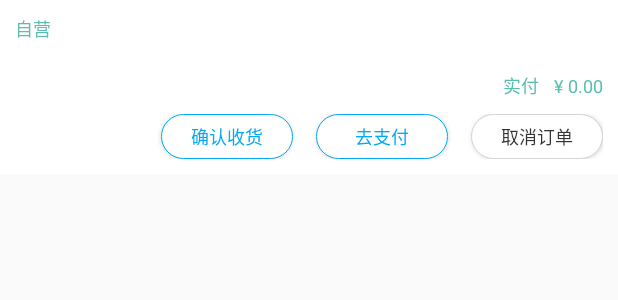
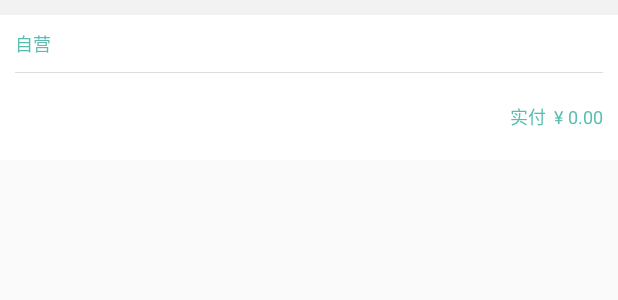
Before and after one commit to wshililei25/YiZhiPin, an Android app: the layout layout_order_item.xml on its own in the app's theme, with its tools: preview values and no code run, on a phone screen of 412 x 824 dp. Shown: the top 300 px of the screen. Run offline under Robolectric (Android 15) with nearby library versions, the phone set to English and light mode, and no system bars.

Commit message:
订单状态

```diff
--- a/Baselibrary/src/main/res/drawable/corner_blue_white_bg.xml
+++ b/Baselibrary/src/main/res/drawable/corner_blue_white_bg.xml
@@ -2,6 +2,6 @@
 <shape android:shape="rectangle"
   xmlns:android="http://schemas.android.com/apk/res/android">
     <solid android:color="@color/common_white" />
-    <corners android:radius="@dimen/common_radius" />
-    <stroke android:width="@dimen/common_border_size" android:color="@color/common_blue" />
+    <corners android:radius="@dimen/yPaddingBigLar" />
+    <stroke android:width="@dimen/common_border_size" android:color="@color/yMain" />
 </shape>
--- a/Baselibrary/src/main/res/drawable/corner_gray_white_bg.xml
+++ b/Baselibrary/src/main/res/drawable/corner_gray_white_bg.xml
@@ -1,7 +1,7 @@
 <?xml version="1.0" encoding="utf-8"?>
 <shape android:shape="rectangle"
   xmlns:android="http://schemas.android.com/apk/res/android">
-    <solid android:color="@color/common_white" />
+    <solid android:color="@color/yWhite" />
     <corners android:radius="@dimen/common_radius" />
-    <stroke android:width="@dimen/common_border_size" android:color="@color/common_divider" />
+    <stroke android:width="@dimen/common_border_size" android:color="@color/yBlackDeep" />
 </shape>
--- a/OrderCenter/src/main/java/com/yizhipin/ordercender/ui/fragment/OrderFragment.kt
+++ b/OrderCenter/src/main/java/com/yizhipin/ordercender/ui/fragment/OrderFragment.kt
@@ -52,7 +52,7 @@ class OrderFragment : BaseMvpFragment<OrderListPresenter>(), OrderListView, Orde
         mOrderRv.layoutManager = LinearLayoutManager(activity!!)
         mOrderAdapter = OrderAdapter(activity!!)
         mOrderRv.adapter = mOrderAdapter
-        mOrderAdapter.listener = this
+//        mOrderAdapter.listener = this
 
         mOrderAdapter.setOnItemClickListener(object : BaseRecyclerViewAdapter.OnItemClickListener<Order> {
             override fun onItemClick(item: Order, position: Int) {
--- a/OrderCenter/src/main/res/layout/fragment_order.xml
+++ b/OrderCenter/src/main/res/layout/fragment_order.xml
@@ -1,7 +1,6 @@
 <?xml version="1.0" encoding="utf-8"?>
 <LinearLayout xmlns:android="http://schemas.android.com/apk/res/android"
-    xmlns:app="http://schemas.android.com/apk/res-auto"
-    style="@style/MatchMatch.Vertical.White">
+              style="@style/MatchMatch.Vertical.Common">
 
     <com.kennyc.view.MultiStateView
         android:id="@+id/mMultiStateView"
@@ -14,7 +13,7 @@
 
             <android.support.v7.widget.RecyclerView
                 android:id="@+id/mOrderRv"
-                style="@style/commonRecyclerView" />
+                style="@style/commonRecyclerView"/>
         </cn.bingoogolapple.refreshlayout.BGARefreshLayout>
     </com.kennyc.view.MultiStateView>
 
--- a/OrderCenter/src/main/res/layout/layout_order_item.xml
+++ b/OrderCenter/src/main/res/layout/layout_order_item.xml
@@ -1,7 +1,13 @@
 <?xml version="1.0" encoding="utf-8"?>
 <LinearLayout xmlns:android="http://schemas.android.com/apk/res/android"
               style="@style/WrapWrap.Vertical"
-    android:background="@color/yWhite"
+              android:background="@color/yWhite">
+
+    <View
+        style="@style/DividerFixedHeight_10"/>
+
+    <LinearLayout
+        style="@style/MatchWrap.Vertical"
         android:padding="@dimen/yPaddingMiddle">
 
         <RelativeLayout style="@style/MatchWrap">
@@ -11,7 +17,7 @@
                 style="@style/WrapWrap"
                 android:text="自营"
                 android:textColor="@color/yMain"
-            android:textSize="@dimen/yTextSmallLarSize" />
+                android:textSize="@dimen/yTextSmallLarSize"/>
 
             <TextView
                 android:id="@+id/mStatusTv"
@@ -19,14 +25,18 @@
                 android:layout_alignParentRight="true"
                 android:paddingRight="@dimen/common_padding_small"
                 android:textColor="@color/yMain"
-            android:textSize="@dimen/yTextSmallLarSize" />
+                android:textSize="@dimen/yTextSmallLarSize"/>
         </RelativeLayout>
+
+        <View
+            style="@style/DividerFixedHeight"
+            android:layout_marginTop="@dimen/yPaddingMiddle"/>
 
         <android.support.v7.widget.RecyclerView
             android:id="@+id/mGoodsRv"
             style="@style/MatchWrap"
             android:paddingTop="@dimen/yPaddingMiddle"
-        android:paddingBottom="@dimen/yPaddingMiddle" />
+            android:paddingBottom="@dimen/yPaddingMiddle"/>
 
         <LinearLayout
             android:id="@+id/systemView"
@@ -37,14 +47,14 @@
                 style="@style/WrapWrap"
                 android:text="@string/out_of_pocket"
                 android:textColor="@color/yMain"
-            android:textSize="@dimen/yTextSmallLarSize" />
+                android:textSize="@dimen/yTextSmallLarSize"/>
 
             <TextView
                 style="@style/WrapWrap"
-            android:layout_marginLeft="@dimen/yPaddingMiddle"
+                android:layout_marginLeft="@dimen/yPaddingSmall"
                 android:text="@string/rmb"
                 android:textColor="@color/yMain"
-            android:textSize="@dimen/yTextSmallLarSize" />
+                android:textSize="@dimen/yTextSmallLarSize"/>
 
             <TextView
                 android:id="@+id/mPriceTv"
@@ -52,7 +62,7 @@
                 android:layout_marginLeft="@dimen/yPaddingMinSmall"
                 android:text="0.00"
                 android:textColor="@color/yMain"
-            android:textSize="@dimen/yTextSmallLarSize" />
+                android:textSize="@dimen/yTextSmallLarSize"/>
         </LinearLayout>
 
         <LinearLayout
@@ -63,32 +73,59 @@
             android:gravity="right">
 
             <Button
-            android:id="@+id/mConfirmBtn"
-            android:layout_width="wrap_content"
-            android:layout_height="30dip"
-            android:layout_marginRight="@dimen/common_padding"
+                android:id="@+id/mLogisticsBtn"
+                android:layout_width="70dp"
+                android:layout_height="30dp"
+                android:background="@drawable/corner_gray_white_bg"
+                android:text="查看物流"
+                android:textColor="@color/yBlackDeep"
+                android:textSize="@dimen/text_small_size"
+                android:visibility="gone"/>
+
+
+            <Button
+                android:id="@+id/mEvaluateBtn"
+                android:layout_width="70dp"
+                android:layout_height="30dp"
+                android:layout_marginLeft="@dimen/common_padding"
                 android:background="@drawable/corner_blue_white_bg"
-            android:text="确认收货"
-            android:textColor="@color/common_blue"
-            android:textSize="@dimen/text_small_size" />
+                android:text="评价"
+                android:textColor="@color/yMain"
+                android:textSize="@dimen/text_small_size"
+                android:visibility="gone"/>
+
+            <Button
+                android:id="@+id/mCancelBtn"
+                android:layout_width="70dp"
+                android:layout_height="30dp"
+                android:layout_marginLeft="@dimen/common_padding"
+                android:background="@drawable/corner_gray_white_bg"
+                android:text="取消订单"
+                android:textColor="@color/yBlackDeep"
+                android:textSize="@dimen/text_small_size"
+                android:visibility="gone"/>
 
             <Button
                 android:id="@+id/mPayBtn"
-            android:layout_width="wrap_content"
-            android:layout_height="30.0dip"
-            android:layout_marginRight="@dimen/common_padding"
+                android:layout_width="70dp"
+                android:layout_height="30dp"
+                android:layout_marginLeft="@dimen/common_padding"
                 android:background="@drawable/corner_blue_white_bg"
                 android:text="去支付"
-            android:textColor="@color/common_blue"
-            android:textSize="@dimen/text_small_size" />
+                android:textColor="@color/yMain"
+                android:textSize="@dimen/text_small_size"
+                android:visibility="gone"/>
 
             <Button
-            android:id="@+id/mCancelBtn"
-            android:layout_width="wrap_content"
-            android:layout_height="30.0dip"
-            android:background="@drawable/corner_gray_white_bg"
-            android:text="取消订单"
-            android:textColor="@color/text_light_dark"
-            android:textSize="@dimen/text_small_size" />
+                android:id="@+id/mConfirmBtn"
+                android:layout_width="70dp"
+                android:layout_height="30dp"
+                android:layout_marginLeft="@dimen/common_padding"
+                android:background="@drawable/btn_common_nor"
+                android:text="确认收货"
+                android:textColor="@color/yWhite"
+                android:textSize="@dimen/text_small_size"
+                android:visibility="gone"/>
         </LinearLayout>
     </LinearLayout>
+</LinearLayout>
```
Also changed, not shown: OrderCenter/src/main/java/com/yizhipin/ordercender/ui/adapter/OrderAdapter.kt (+33 -11 lines). Lines whose indentation alone changed are shown as unchanged.
